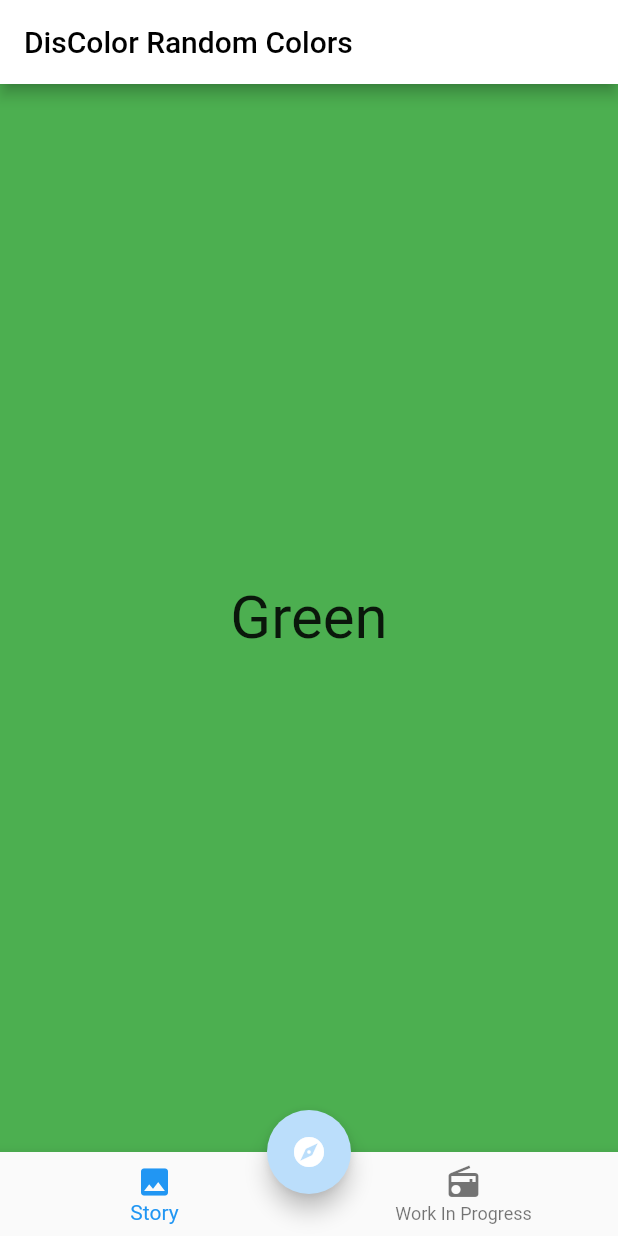
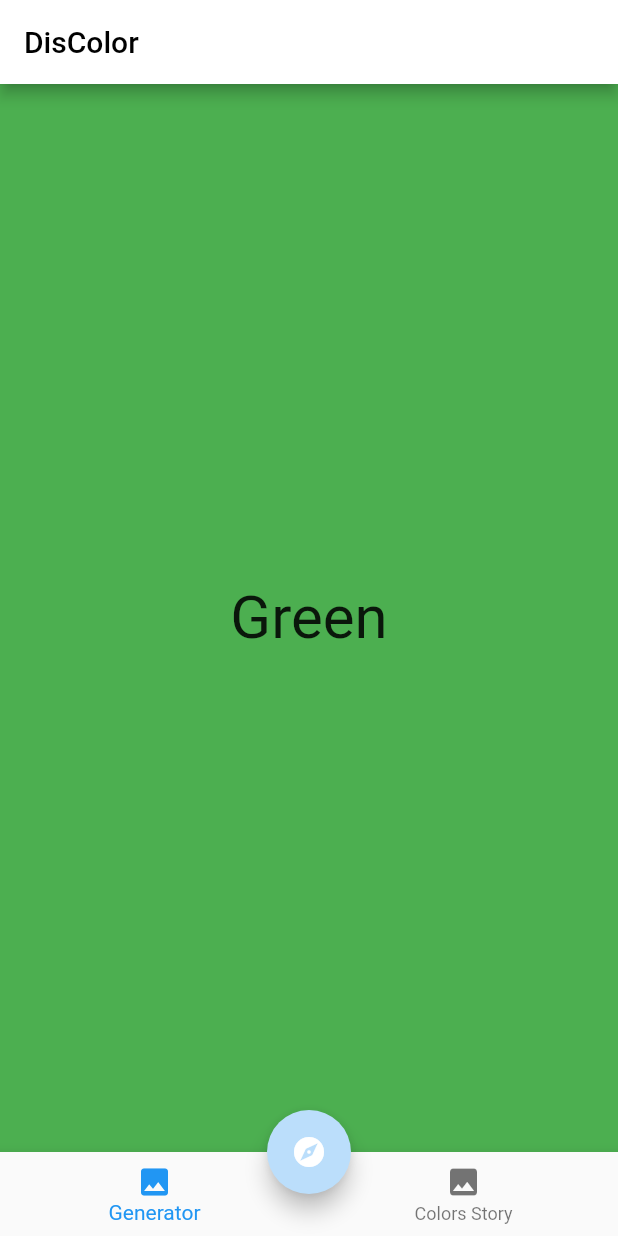
Before and after one commit to DanDeGrasse/DisColor, a Flutter app: the screen it shows after launch, on a phone screen of 412 x 824 dp. Run offline on Flutter 3.47's test engine with Material 2 defaults, Android fonts, the phone set to English and light mode, and no system bars.

Commit message:
Commit 0.1.3
Added more features, fixed some texts.

```diff
--- a/lib/main.dart
+++ b/lib/main.dart
@@ -191,9 +191,50 @@ class Colore extends State<App> {
             ),
           );
         case 1:
-          return Container(
-            color: Colors.yellow,
-          );
+          return ListView(children: <Widget>[
+            Container(
+              color: Colors.red,
+              height: 200,
+              width: 100,
+            ),
+            Text('The Red Color'),
+            Container(
+              color: Colors.blue,
+              height: 200,
+              width: 100,
+            ),
+            Text('The Blue Color'),
+            Container(
+              color: Colors.green,
+              height: 200,
+              width: 100,
+            ),
+            Text('The Green Color'),
+            Container(
+              color: Colors.yellow,
+              height: 200,
+              width: 100,
+            ),
+            Text('The Yellow Color'),
+            Container(
+              color: Colors.amber,
+              height: 200,
+              width: 100,
+            ),
+            Text('The Amber Color'),
+            Container(
+              color: Colors.black,
+              height: 200,
+              width: 100,
+            ),
+            Text('The Black Color'),
+            Container(
+              color: Colors.brown,
+              height: 200,
+              width: 100,
+            ),
+            Text('The Brown Color'),
+          ]);
       }
       return null;
     }
@@ -203,7 +244,7 @@ class Colore extends State<App> {
         appBar: AppBar(
           backgroundColor: Colors.white,
           title: Text(
-            'DisColor Random Colors',
+            'DisColor',
             style: TextStyle(color: Colors.black),
           ),
         ),
@@ -225,9 +266,9 @@ class Colore extends State<App> {
           },
           items: <BottomNavigationBarItem>[
             BottomNavigationBarItem(
-                icon: Icon(Icons.image), title: Text('Story')),
+                icon: Icon(Icons.image), title: Text('Generator')),
             BottomNavigationBarItem(
-                icon: Icon(Icons.radio), title: Text('Work In Progress'))
+                icon: Icon(Icons.image), title: Text('Colors Story'))
           ],
         ),
       ),
```
Also changed, not shown: pubspec.yaml (+7 -3 lines), flutter_01.png (deleted), fonts/ProductSans-Regular.ttf (added), 1 other file.
